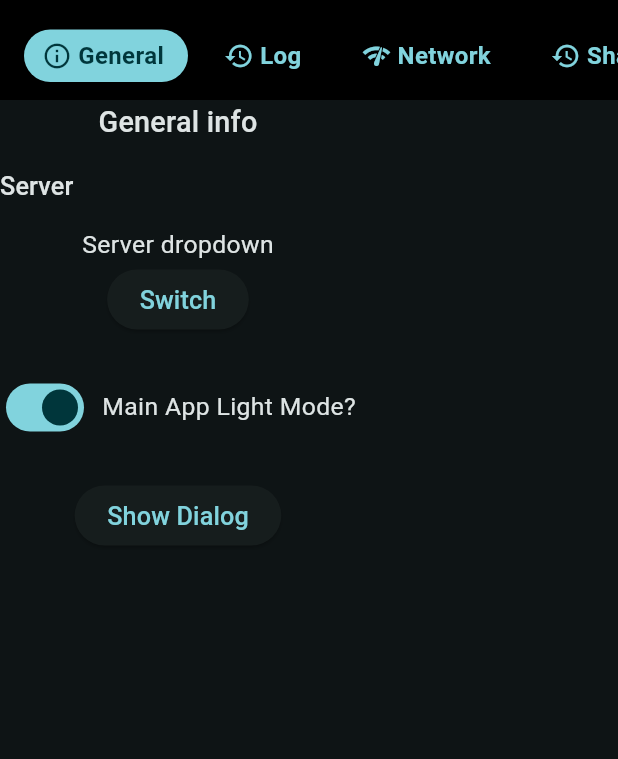
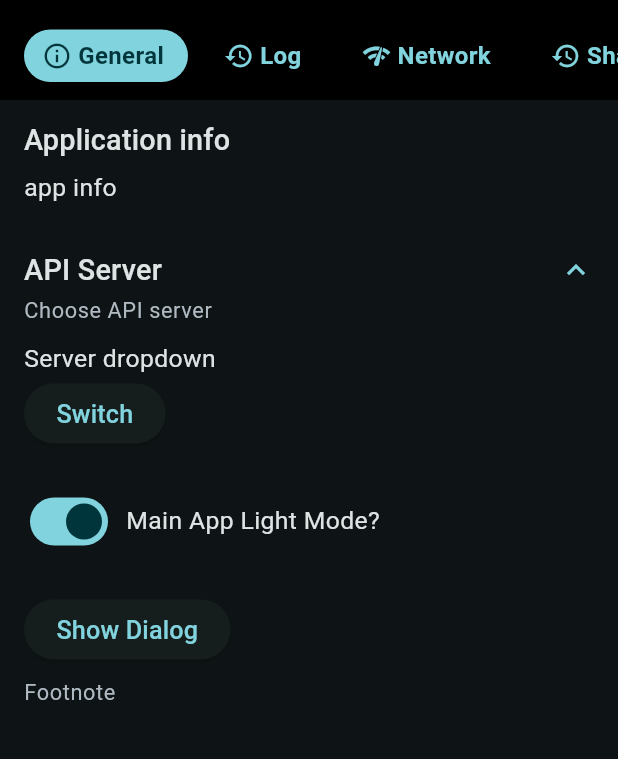
Before and after one commit to andyduke/flutter_debug_kit, a Flutter app: the screen it shows after launch, after a tap on "Open DebugPanel", on a phone screen of 412 x 824 dp, the part 56-815 px from its top. Run offline on Flutter 3.47's test engine with Material 3 defaults, Android fonts, the phone set to English and light mode, and no system bars.

Commit message:
Refactor DebugPanelGeneralPage - extends DebugPanelPage

```diff
--- a/example/lib/main.dart
+++ b/example/lib/main.dart
@@ -172,7 +172,53 @@ class AppDebugPanel extends StatelessWidget {
         buttonVisible: true,
         pages: {
           DebugPanelGeneralPage(
-            sections: [
+            sections: {
+              DebugPanelPageSection(
+                name: 'server',
+                title: 'API Server',
+                subtitle: 'Choose API server', // optional
+                footnote: 'Footnote', // optional
+                collapsed: false, // optional
+                builder: (context) {
+                  return Column(
+                    crossAxisAlignment: CrossAxisAlignment.start,
+                    mainAxisSize: MainAxisSize.min,
+                    children: [
+                      const Text('Server dropdown'),
+                      ElevatedButton(
+                        onPressed: () {
+                          context.read<AuthState>().logout();
+                        },
+                        child: const Text('Switch'),
+                      ),
+
+                      //
+                      const SizedBox(height: 24),
+
+                      //
+                      const ThemeModeSwitch(text: 'Main App Light Mode?'),
+
+                      //
+                      const SizedBox(height: 24),
+
+                      //
+                      ElevatedButton(
+                        onPressed: () {
+                          showAboutDialog(
+                            context: context,
+                            applicationName: 'DebugPanel Demo App',
+                            applicationVersion: '0.1',
+                            applicationLegalese: '(C) Andy Chentsov',
+                          );
+                        },
+                        child: const Text('Show Dialog'),
+                      ),
+                    ],
+                  );
+                },
+              ),
+
+              /*
               DebugPanelGeneralPageSection(
                 title: 'Server',
                 note: 'Choose API server', // optional
@@ -214,7 +260,8 @@ class AppDebugPanel extends StatelessWidget {
                   );
                 },
               ),
-            ],
+              */
+            },
           ),
 
           DebugPanelCustomPage(
@@ -246,7 +293,7 @@ class AppDebugPanel extends StatelessWidget {
                 collapsed: false,
                 name: 'section1',
                 title: 'Section 1',
-                note:
+                footnote:
                     'Lorem ipsum dolor sit amet, consectetuer adipiscing elit. Sed dapibus, ante ultricies adipiscing pulvinar.',
                 builder: (context) => const Text('Section 1'),
               ),
--- a/package/lib/src/pages/general_page.dart
+++ b/package/lib/src/pages/general_page.dart
@@ -1,103 +1,27 @@
-import 'package:debug_panel/src/pages/base_page.dart';
+import 'package:debug_panel/src/pages/page.dart';
 import 'package:flutter/material.dart';
 
-abstract class DebugPanelGeneralPageBaseSection {
-  abstract final String title;
-  abstract final String? note;
-  abstract final bool collapsed;
-  abstract final WidgetBuilder builder;
-}
-
-class DebugPanelGeneralPageSection extends DebugPanelGeneralPageBaseSection {
-  static const defaultCollapsed = false;
+class DebugPanelGeneralPage extends DebugPanelPage {
+  DebugPanelGeneralPage({
+    super.sections = const {},
+  }) : super(
+          name: 'general',
+          title: 'General',
+          icon: Icons.info_outline,
+        );
 
   @override
-  final String title;
-
-  @override
-  final String? note;
-
-  @override
-  final bool collapsed;
-
-  @override
-  final WidgetBuilder builder;
-
-  DebugPanelGeneralPageSection({
-    required this.title,
-    required this.note,
-    this.collapsed = defaultCollapsed,
-    required this.builder,
-  });
-}
-
-// TODO: Refactor - composite from DebugPanelPage
-class DebugPanelGeneralPage extends DebugPanelBasePage {
-  final List<DebugPanelGeneralPageBaseSection> sections;
-
-  DebugPanelGeneralPage({
-    this.sections = const [],
-  });
-
-  @override
-  String get name => 'general';
-
-  @override
-  String get title => 'General';
-
-  @override
-  IconData? get icon => Icons.info_outline;
-
-  @override
-  Widget build(BuildContext context) {
-    final theme = Theme.of(context);
-
-    return Column(
-      children: [
-        // Title
-        Padding(
-          padding: const EdgeInsets.only(bottom: 16),
-          child: Text('General info', style: theme.textTheme.titleMedium),
+  Set<DebugPanelPageBaseSection> get sections => {
+        DebugPanelPageSection(
+          name: 'package_info',
+          title: 'Application info',
+          builder: (context) {
+            // TODO: Package name & version
+            return const Text('app info');
+          },
         ),
 
-        // App version section
-        // TODO: AppVersionSection
-
-        // Sections
-        for (var section in sections) DebugPanelGeneralPageSectionView(section: section),
-      ],
-    );
-  }
+        // Inherited sections
+        ...super.sections,
+      };
 }
-
-class DebugPanelGeneralPageSectionView extends StatelessWidget {
-  final DebugPanelGeneralPageBaseSection section;
-
-  const DebugPanelGeneralPageSectionView({
-    super.key,
-    required this.section,
-  });
-
-  @override
-  Widget build(BuildContext context) {
-    final theme = Theme.of(context);
-
-    // TODO: Wrap with Expanded if collapsible
-    return Column(
-      mainAxisSize: MainAxisSize.min,
-      crossAxisAlignment: CrossAxisAlignment.start,
-      children: [
-        // Title
-        Padding(
-          padding: const EdgeInsets.only(bottom: 16),
-          child: Text(section.title, style: theme.textTheme.labelLarge),
-        ),
-
-        // Body
-        section.builder(context),
-
-        // TODO: Note
-      ],
-    );
-  }
-}
--- a/package/lib/src/pages/page.dart
+++ b/package/lib/src/pages/page.dart
@@ -4,7 +4,8 @@ import 'package:flutter/material.dart';
 abstract class DebugPanelPageBaseSection {
   abstract final String name;
   abstract final String title;
-  abstract final String? note;
+  abstract final String? subtitle;
+  abstract final String? footnote;
   abstract final bool? collapsed;
   abstract final WidgetBuilder builder;
 }
@@ -17,7 +18,10 @@ class DebugPanelPageSection extends DebugPanelPageBaseSection {
   final String title;
 
   @override
-  final String? note;
+  final String? subtitle;
+
+  @override
+  final String? footnote;
 
   @override
   final bool? collapsed;
@@ -28,7 +32,8 @@ class DebugPanelPageSection extends DebugPanelPageBaseSection {
   DebugPanelPageSection({
     required this.name,
     required this.title,
-    this.note,
+    this.subtitle,
+    this.footnote,
     this.collapsed,
     required this.builder,
   });
@@ -141,18 +146,29 @@ class _DebugPanelPageSectionViewState extends State<_DebugPanelPageSectionView>
             KeyedSubtree(
               key: _bodyKey,
               child: Padding(
-                padding: const EdgeInsets.only(top: 8),
+                padding: const EdgeInsets.only(top: 2),
                 child: Column(
                   mainAxisSize: MainAxisSize.min,
                   crossAxisAlignment: CrossAxisAlignment.stretch,
                   children: [
-                    widget.section.builder(context),
+                    // Subtitle
+                    if (widget.section.subtitle != null)
+                      Padding(
+                        padding: const EdgeInsets.only(bottom: 8),
+                        child: Text(widget.section.subtitle!, style: theme.textTheme.bodySmall),
+                      ),
 
-                    // Note
-                    if (widget.section.note != null)
+                    // Section body
+                    Padding(
+                      padding: const EdgeInsets.only(top: 4),
+                      child: widget.section.builder(context),
+                    ),
+
+                    // Footnote
+                    if (widget.section.footnote != null)
                       Padding(
                         padding: const EdgeInsets.only(top: 8),
-                        child: Text(widget.section.note!, style: theme.textTheme.bodySmall),
+                        child: Text(widget.section.footnote!, style: theme.textTheme.bodySmall),
                       ),
                   ],
                 ),
```
